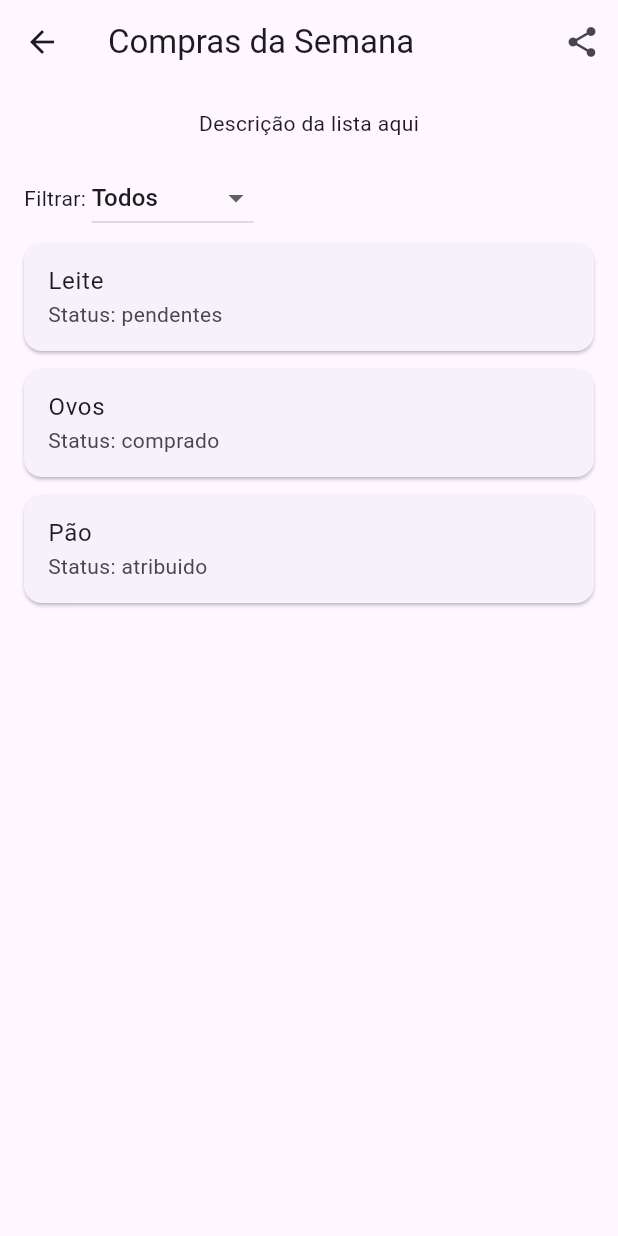
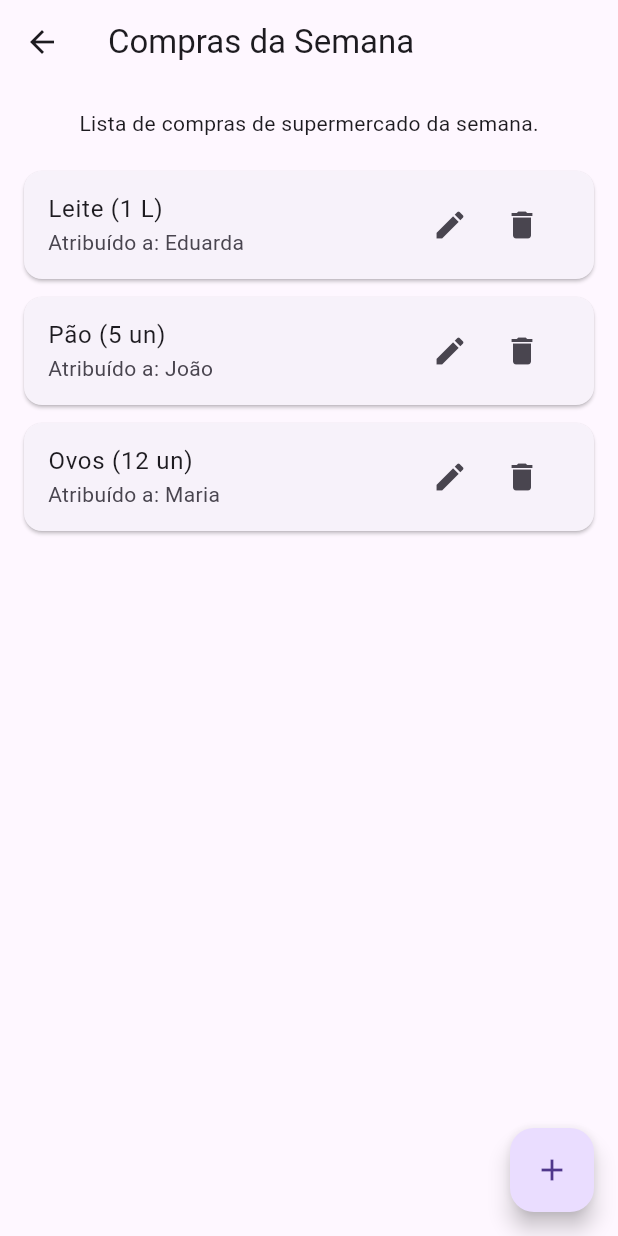
Before and after one commit to Endres-G/Listfy-Frontend, a Flutter app: the screen it shows after launch, after a tap on "Compras da Semana", on a phone screen of 412 x 824 dp. Run offline on Flutter 3.47's test engine with Material 3 defaults, Android fonts, the phone set to English and light mode, and no system bars; our stand-ins replace get.

Commit message:
feat: add item management (create, edit, delete)

```diff
--- a/lib/controllers/lists_controller.dart
+++ b/lib/controllers/lists_controller.dart
@@ -1,14 +1,18 @@
-// lib/controllers/lists_controller.dart (atualizado)
+// lib/controllers/lists_controller.dart
 
 import 'package:get/get.dart';
 
 class ItemModel {
-  final String nome;
-  final String atribuidoA;
+  String nome;
+  int quantidade;
+  String unidade;
+  String atribuidoA;
   bool comprado;
 
   ItemModel({
     required this.nome,
+    required this.quantidade,
+    required this.unidade,
     required this.atribuidoA,
     this.comprado = false,
   });
@@ -20,7 +24,7 @@ class ListModel {
   final DateTime dataCriacao;
   final int pendentes;
   final String descricao;
-  final List<ItemModel> itens;
+  RxList<ItemModel> itens;
 
   ListModel({
     required this.nome,
@@ -28,8 +32,8 @@ class ListModel {
     required this.dataCriacao,
     required this.pendentes,
     required this.descricao,
-    required this.itens,
-  });
+    required List<ItemModel> itens,
+  }) : itens = RxList<ItemModel>(itens);
 }
 
 class ListController extends GetxController {
@@ -50,9 +54,25 @@ class ListController extends GetxController {
         pendentes: 3,
         descricao: "Lista de compras de supermercado da semana.",
         itens: [
-          ItemModel(nome: "Leite", atribuidoA: "Eduarda"),
-          ItemModel(nome: "Pão", atribuidoA: "João"),
-          ItemModel(nome: "Ovos", atribuidoA: "Maria", comprado: true),
+          ItemModel(
+            nome: "Leite",
+            quantidade: 1,
+            unidade: "L",
+            atribuidoA: "Eduarda",
+          ),
+          ItemModel(
+            nome: "Pão",
+            quantidade: 5,
+            unidade: "un",
+            atribuidoA: "João",
+          ),
+          ItemModel(
+            nome: "Ovos",
+            quantidade: 12,
+            unidade: "un",
+            atribuidoA: "Maria",
+            comprado: true,
+          ),
         ],
       ),
       ListModel(
@@ -62,11 +82,40 @@ class ListController extends GetxController {
         pendentes: 1,
         descricao: "Tarefas semanais do grupo.",
         itens: [
-          ItemModel(nome: "Relatório", atribuidoA: "Lucas"),
-          ItemModel(nome: "Apresentação", atribuidoA: "Ana", comprado: true),
+          ItemModel(
+            nome: "Relatório",
+            quantidade: 1,
+            unidade: "arquivo",
+            atribuidoA: "Lucas",
+          ),
+          ItemModel(
+            nome: "Apresentação",
+            quantidade: 1,
+            unidade: "slide",
+            atribuidoA: "Ana",
+            comprado: true,
+          ),
         ],
       ),
     ];
+  }
+
+  // ADICIONAR ITEM
+  void adicionarItem(int listaIndex, ItemModel item) {
+    listas[listaIndex].itens.add(item);
+    listas.refresh();
+  }
+
+  // EDITAR ITEM
+  void editarItem(int listaIndex, int itemIndex, ItemModel novoItem) {
+    listas[listaIndex].itens[itemIndex] = novoItem;
+    listas.refresh();
+  }
+
+  // EXCLUIR ITEM
+  void excluirItem(int listaIndex, int itemIndex) {
+    listas[listaIndex].itens.removeAt(itemIndex);
+    listas.refresh();
   }
 
   void criarNovaLista() {
--- a/lib/pages/list_detalhes_page.dart
+++ b/lib/pages/list_detalhes_page.dart
@@ -1,108 +1,177 @@
 import 'package:flutter/material.dart';
-import 'package:share_plus/share_plus.dart';
-
-class ItemModelDetalhes {
-  final String nome;
-  final String status; // "pendentes", "atribuido", "comprado"
-
-  ItemModelDetalhes({required this.nome, required this.status});
-}
+import 'package:get/get.dart';
+import '../controllers/lists_controller.dart';
 
 class ListDetalhesPage extends StatefulWidget {
-  final String titulo;
-  final String descricao;
-  final List<ItemModelDetalhes> itens;
+  final int listaIndex;
 
-  const ListDetalhesPage({
-    super.key,
-    required this.titulo,
-    required this.descricao,
-    required this.itens,
-  });
+  const ListDetalhesPage({super.key, required this.listaIndex});
 
   @override
   State<ListDetalhesPage> createState() => _ListDetalhesPageState();
 }
 
 class _ListDetalhesPageState extends State<ListDetalhesPage> {
-  String filtro = "todos"; // pendentes, atribuidos, comprados, todos
+  final controller = Get.find<ListController>();
+
+  final nomeCtrl = TextEditingController();
+  final quantidadeCtrl = TextEditingController();
+  final unidadeCtrl = TextEditingController();
+  final atribuidoCtrl = TextEditingController();
 
   @override
   Widget build(BuildContext context) {
-    List<ItemModelDetalhes> itensFiltrados = widget.itens.where((item) {
-      if (filtro == "todos") return true;
-      return item.status == filtro;
-    }).toList();
+    final lista = controller.listas[widget.listaIndex];
 
     return Scaffold(
-      appBar: AppBar(
-        title: Text(widget.titulo),
-        actions: [
-          IconButton(
-            icon: const Icon(Icons.share),
-            onPressed: () {
-              Share.share("${widget.titulo}\n${widget.descricao}");
-            },
+      appBar: AppBar(title: Text(lista.nome)),
+
+      floatingActionButton: FloatingActionButton(
+        onPressed: () => _abrirDialogAdicionar(),
+        child: const Icon(Icons.add),
       ),
-        ],
-      ),
+
       body: Column(
         children: [
           Padding(
-            padding: const EdgeInsets.all(16.0),
-            child: Text(widget.descricao),
-          ),
-          Padding(
-            padding: const EdgeInsets.symmetric(horizontal: 16),
-            child: Row(
-              children: [
-                const Text("Filtrar: "),
-                DropdownButton<String>(
-                  value: filtro,
-                  items: const [
-                    DropdownMenuItem(value: "todos", child: Text("Todos")),
-                    DropdownMenuItem(
-                      value: "pendentes",
-                      child: Text("Pendentes"),
-                    ),
-                    DropdownMenuItem(
-                      value: "atribuido",
-                      child: Text("Atribuídos"),
-                    ),
-                    DropdownMenuItem(
-                      value: "comprado",
-                      child: Text("Comprados"),
-                    ),
-                  ],
-                  onChanged: (valor) {
-                    setState(() {
-                      filtro = valor!;
-                    });
-                  },
-                ),
-              ],
-            ),
+            padding: const EdgeInsets.all(16),
+            child: Text(lista.descricao),
           ),
           Expanded(
-            child: ListView.builder(
-              itemCount: itensFiltrados.length,
+            child: Obx(() {
+              final itens = lista.itens;
+
+              return ListView.builder(
+                itemCount: itens.length,
                 itemBuilder: (context, index) {
-                final item = itensFiltrados[index];
+                  final item = itens[index];
+
                   return Card(
                     margin: const EdgeInsets.symmetric(
                       horizontal: 16,
                       vertical: 6,
                     ),
                     child: ListTile(
-                    title: Text(item.nome),
-                    subtitle: Text("Status: ${item.status}"),
+                      title: Text(
+                        "${item.nome} (${item.quantidade} ${item.unidade})",
+                      ),
+                      subtitle: Text("Atribuído a: ${item.atribuidoA}"),
+                      trailing: Row(
+                        mainAxisSize: MainAxisSize.min,
+                        children: [
+                          IconButton(
+                            icon: const Icon(Icons.edit),
+                            onPressed: () => _abrirDialogEditar(index, item),
+                          ),
+                          IconButton(
+                            icon: const Icon(Icons.delete),
+                            onPressed: () => controller.excluirItem(
+                              widget.listaIndex,
+                              index,
+                            ),
+                          ),
+                        ],
+                      ),
                     ),
                   );
                 },
-            ),
+              );
+            }),
           ),
         ],
       ),
     );
   }
+
+  // DIÁLOGO: ADICIONAR
+  void _abrirDialogAdicionar() {
+    nomeCtrl.clear();
+    quantidadeCtrl.clear();
+    unidadeCtrl.clear();
+    atribuidoCtrl.clear();
+
+    Get.defaultDialog(
+      title: "Adicionar Item",
+      content: Column(
+        children: [
+          TextField(
+            controller: nomeCtrl,
+            decoration: const InputDecoration(labelText: "Nome"),
+          ),
+          TextField(
+            controller: quantidadeCtrl,
+            decoration: const InputDecoration(labelText: "Quantidade"),
+            keyboardType: TextInputType.number,
+          ),
+          TextField(
+            controller: unidadeCtrl,
+            decoration: const InputDecoration(labelText: "Unidade"),
+          ),
+          TextField(
+            controller: atribuidoCtrl,
+            decoration: const InputDecoration(labelText: "Atribuído a"),
+          ),
+        ],
+      ),
+      onConfirm: () {
+        controller.adicionarItem(
+          widget.listaIndex,
+          ItemModel(
+            nome: nomeCtrl.text,
+            quantidade: int.tryParse(quantidadeCtrl.text) ?? 1,
+            unidade: unidadeCtrl.text,
+            atribuidoA: atribuidoCtrl.text,
+          ),
+        );
+        Get.back();
+      },
+      onCancel: () {},
+    );
   }
+
+  // DIÁLOGO: EDITAR
+  void _abrirDialogEditar(int index, ItemModel item) {
+    nomeCtrl.text = item.nome;
+    quantidadeCtrl.text = item.quantidade.toString();
+    unidadeCtrl.text = item.unidade;
+    atribuidoCtrl.text = item.atribuidoA;
+
+    Get.defaultDialog(
+      title: "Editar Item",
+      content: Column(
+        children: [
+          TextField(
+            controller: nomeCtrl,
+            decoration: const InputDecoration(labelText: "Nome"),
+          ),
+          TextField(
+            controller: quantidadeCtrl,
+            decoration: const InputDecoration(labelText: "Quantidade"),
+          ),
+          TextField(
+            controller: unidadeCtrl,
+            decoration: const InputDecoration(labelText: "Unidade"),
+          ),
+          TextField(
+            controller: atribuidoCtrl,
+            decoration: const InputDecoration(labelText: "Atribuído a"),
+          ),
+        ],
+      ),
+      onConfirm: () {
+        controller.editarItem(
+          widget.listaIndex,
+          index,
+          ItemModel(
+            nome: nomeCtrl.text,
+            quantidade: int.tryParse(quantidadeCtrl.text) ?? 1,
+            unidade: unidadeCtrl.text,
+            atribuidoA: atribuidoCtrl.text,
+          ),
+        );
+        Get.back();
+      },
+      onCancel: () {},
+    );
+  }
+}
--- a/lib/pages/lists_page.dart
+++ b/lib/pages/lists_page.dart
@@ -52,26 +52,7 @@ class ListsPage extends StatelessWidget {
                 ),
                 trailing: const Icon(Icons.chevron_right),
                 onTap: () {
-                  Get.to(
-                    () => detalhes.ListDetalhesPage(
-                      titulo: lista.nome,
-                      descricao: "Descrição da lista aqui",
-                      itens: [
-                        detalhes.ItemModelDetalhes(
-                          nome: "Leite",
-                          status: "pendentes",
-                        ),
-                        detalhes.ItemModelDetalhes(
-                          nome: "Ovos",
-                          status: "comprado",
-                        ),
-                        detalhes.ItemModelDetalhes(
-                          nome: "Pão",
-                          status: "atribuido",
-                        ),
-                      ],
-                    ),
-                  );
+                  Get.to(() => detalhes.ListDetalhesPage(listaIndex: index));
                 },
               ),
             );
```
Lines whose indentation alone changed are shown as unchanged.
